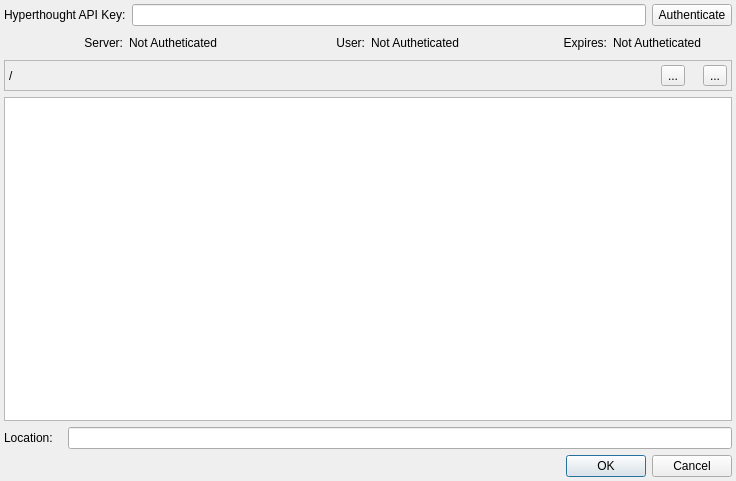
Before: the Qt Designer form hyperthoughtdialog.ui in BlueQuartzSoftware/MetaForge, drawn with Qt 5.
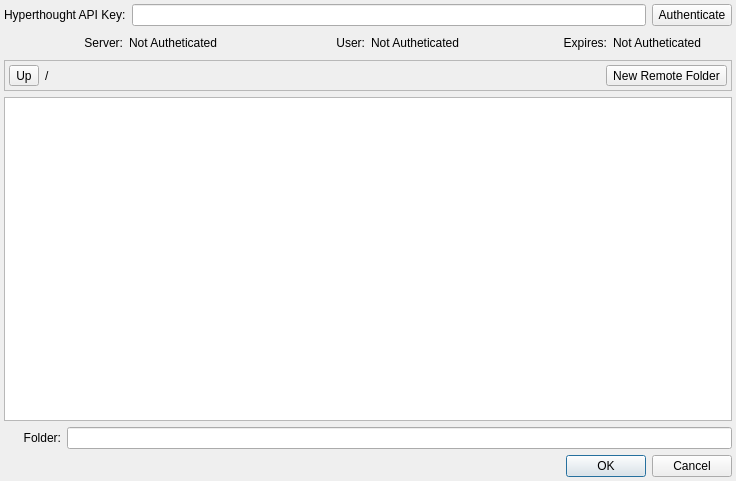
After: the same form once the commit is applied. Icons and pictures are not drawn. Custom widgets are drawn as their Qt base class.

Commit message: Set custom icons in the .ui file instead of in code.

The edit to the form file:
```diff
--- a/hyperthoughtdialog.ui
+++ b/hyperthoughtdialog.ui
@@ -26,9 +26,6 @@
    <property name="margin">
     <number>4</number>
    </property>
-   <property name="spacing">
-    <number>6</number>
-   </property>
    <item row="2" column="0" colspan="12">
     <widget class="QFrame" name="frame">
      <property name="sizePolicy">
@@ -47,6 +44,32 @@
       <property name="margin">
        <number>4</number>
       </property>
+      <item>
+       <widget class="QToolButton" name="parentDirectoryButton">
+        <property name="toolTip">
+         <string>Move Up a Directory</string>
+        </property>
+        <property name="statusTip">
+         <string/>
+        </property>
+        <property name="text">
+         <string>Up</string>
+        </property>
+        <property name="icon">
+         <iconset resource="resources.qrc">
+          <normaloff>:/resources/arrow-top@2x.png</normaloff>:/resources/arrow-top@2x.png</iconset>
+        </property>
+        <property name="iconSize">
+         <size>
+          <width>16</width>
+          <height>16</height>
+         </size>
+        </property>
+        <property name="toolButtonStyle">
+         <enum>Qt::ToolButtonTextBesideIcon</enum>
+        </property>
+       </widget>
+      </item>
       <item>
        <layout class="QHBoxLayout" name="horizontalLayout">
         <item>
@@ -69,38 +92,23 @@
           </property>
          </spacer>
         </item>
-        <item>
-         <widget class="QToolButton" name="parentDirectoryButton">
-          <property name="text">
-           <string>...</string>
-          </property>
-         </widget>
-        </item>
-        <item>
-         <spacer name="horizontalSpacer_3">
-          <property name="orientation">
-           <enum>Qt::Horizontal</enum>
-          </property>
-          <property name="sizeType">
-           <enum>QSizePolicy::Fixed</enum>
-          </property>
-          <property name="sizeHint" stdset="0">
-           <size>
-            <width>12</width>
-            <height>20</height>
-           </size>
-          </property>
-         </spacer>
-        </item>
         <item>
          <widget class="QToolButton" name="newFolderButton">
           <property name="text">
-           <string>...</string>
+           <string>New Remote Folder</string>
           </property>
           <property name="icon">
-           <iconset theme="SP_FileDialogNewFolder">
-            <normaloff/>
-           </iconset>
+           <iconset resource="resources.qrc">
+            <normaloff>:/resources/folder@2x.png</normaloff>:/resources/folder@2x.png</iconset>
+          </property>
+          <property name="iconSize">
+           <size>
+            <width>16</width>
+            <height>16</height>
+           </size>
+          </property>
+          <property name="toolButtonStyle">
+           <enum>Qt::ToolButtonTextBesideIcon</enum>
           </property>
          </widget>
         </item>
@@ -203,7 +211,10 @@
    <item row="4" column="0">
     <widget class="QLabel" name="locationLabel">
      <property name="text">
-      <string>Location:</string>
+      <string>Folder:</string>
+     </property>
+     <property name="alignment">
+      <set>Qt::AlignRight|Qt::AlignTrailing|Qt::AlignVCenter</set>
      </property>
     </widget>
    </item>
@@ -217,19 +228,6 @@
      </property>
     </widget>
    </item>
-   <item row="5" column="7" colspan="3">
-    <spacer name="horizontalSpacer">
-     <property name="orientation">
-      <enum>Qt::Horizontal</enum>
-     </property>
-     <property name="sizeHint" stdset="0">
-      <size>
-       <width>380</width>
-       <height>20</height>
-      </size>
-     </property>
-    </spacer>
-   </item>
    <item row="3" column="0" colspan="12">
     <widget class="DeselectableListView" name="listView">
      <property name="alternatingRowColors">
@@ -249,6 +247,19 @@
      </property>
     </widget>
    </item>
+   <item row="5" column="0" colspan="10">
+    <spacer name="horizontalSpacer">
+     <property name="orientation">
+      <enum>Qt::Horizontal</enum>
+     </property>
+     <property name="sizeHint" stdset="0">
+      <size>
+       <width>380</width>
+       <height>20</height>
+      </size>
+     </property>
+    </spacer>
+   </item>
   </layout>
  </widget>
  <customwidgets>
```
Left out of the diff: 7 changed lines with no effect on the pictures. The commit also changes 2 other files.
